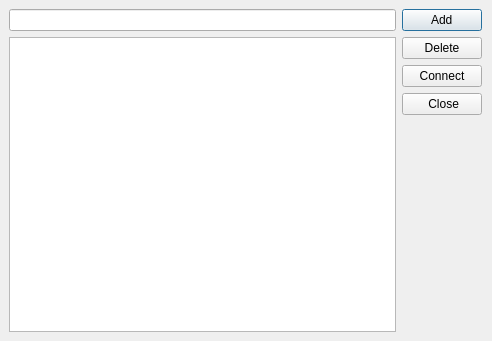
Old version of the form dialog.ui in the repository WTFTrick/TestMutomo.
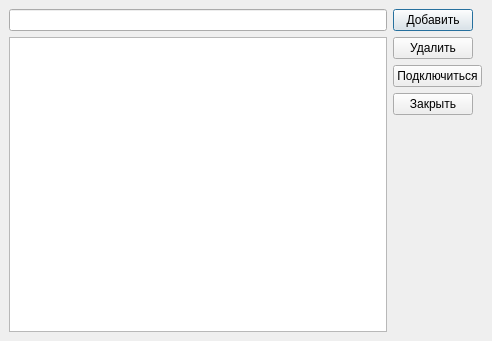
New version of the form.

```diff
--- a/dialog.ui
+++ b/dialog.ui
@@ -85,7 +85,7 @@
             <bool>false</bool>
            </property>
            <property name="text">
-            <string>    Add    </string>
+            <string>Добавить</string>
            </property>
            <property name="default">
             <bool>false</bool>
@@ -104,7 +104,7 @@
             </sizepolicy>
            </property>
            <property name="text">
-            <string>  Delete  </string>
+            <string>Удалить</string>
            </property>
           </widget>
          </item>
@@ -129,7 +129,7 @@
             </size>
            </property>
            <property name="text">
-            <string>Connect</string>
+            <string>Подключиться</string>
            </property>
           </widget>
          </item>
@@ -154,7 +154,7 @@
             </size>
            </property>
            <property name="text">
-            <string>   Close  </string>
+            <string>Закрыть</string>
            </property>
           </widget>
          </item>
```
